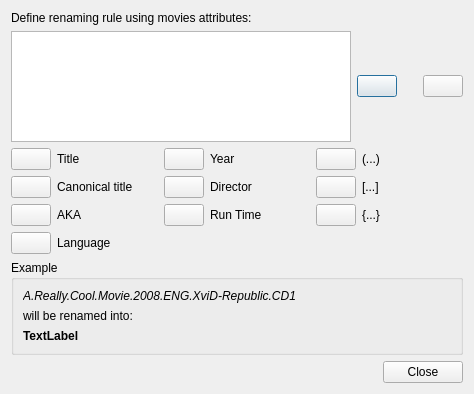
First picture: the form in src/renaming_rule_dialog.ui, repository albemala/almoviesrenamer, before the edit.
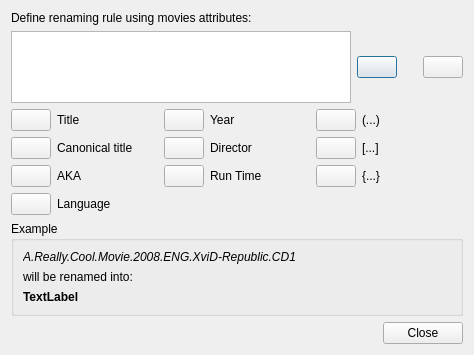
Second picture: the form after the edit. Icons and pictures are not drawn.

Commit message: added italian translation

```diff
--- a/src/renaming_rule_dialog.ui
+++ b/src/renaming_rule_dialog.ui
@@ -7,7 +7,7 @@
     <x>0</x>
     <y>0</y>
     <width>474</width>
-    <height>394</height>
+    <height>355</height>
    </rect>
   </property>
   <property name="windowTitle">
```
The commit also changes 1 other file.
